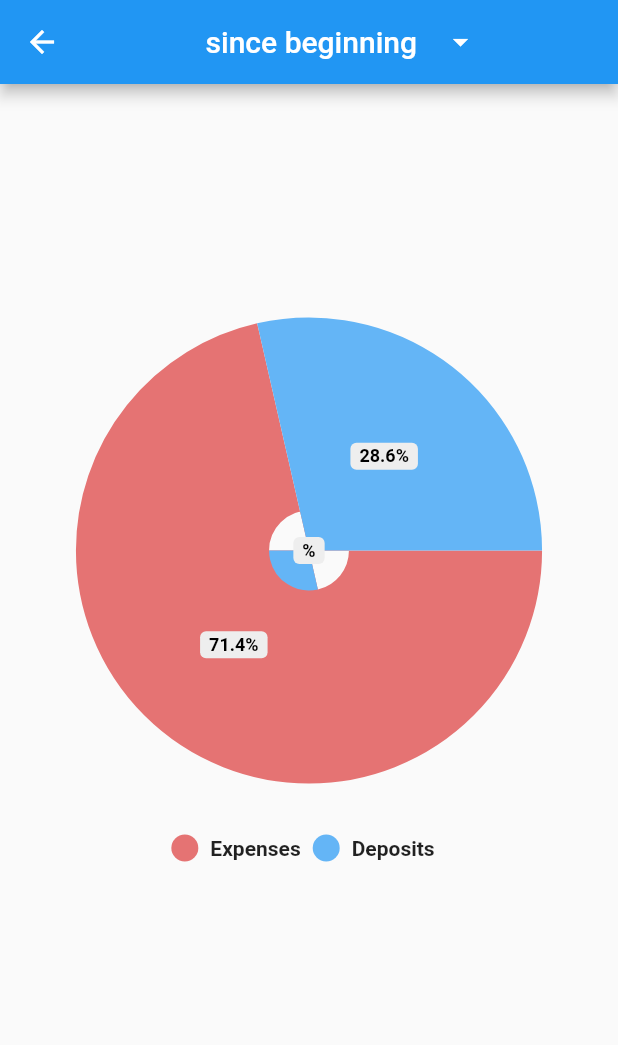
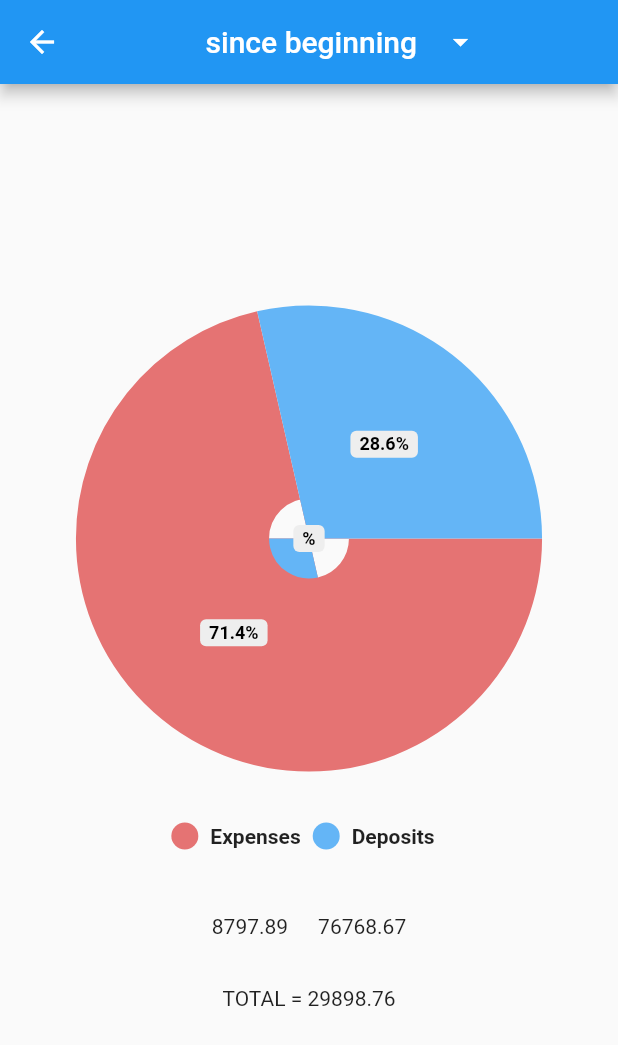
Before and after one commit to Petar81/Track-Bank-Expenses, a Flutter app: the DonutChart screen opened directly, on a phone screen of 412 x 824 dp. Shown: the top 1045 px of the screen. Run offline on Flutter 3.47's test engine with Material 2 defaults, Android fonts, the phone set to English and light mode, and no system bars; drawn by our look-alikes of pie_chart; our stand-ins replace charts_flutter, firebase_core, firebase_database, fl_chart; accounts and stored records are empty.

Commit message:
refactor the body of the donut_chart screen

```diff
--- a/lib/screens/donut_chart.dart
+++ b/lib/screens/donut_chart.dart
@@ -33,7 +33,15 @@ class DonutChart extends StatelessWidget {
           ],
         ),
       ),
-      body: PieChart(
+      body: Row(
+        mainAxisAlignment: MainAxisAlignment.center,
+        children: <Widget>[
+          Column(
+            mainAxisAlignment: MainAxisAlignment.center,
+            children: <Widget>[
+              Padding(
+                padding: const EdgeInsets.only(top: 80),
+                child: PieChart(
                   dataMap: dataMap,
                   animationDuration: const Duration(milliseconds: 1200),
                   chartLegendSpacing: 122,
@@ -61,6 +69,26 @@ class DonutChart extends StatelessWidget {
                   // gradientList: ---To add gradient colors---
                   // emptyColorGradient: ---Empty Color gradient---
                 ),
+              ),
+              Row(
+                children: const [
+                  Text('8797.89'),
+                  Padding(
+                    padding: EdgeInsets.only(right: 20, bottom: 80),
+                  ),
+                  Text('76768.67'),
+                ],
+              ),
+              Row(
+                mainAxisAlignment: MainAxisAlignment.center,
+                children: const <Widget>[
+                  Text('TOTAL = 29898.76'),
+                ],
+              ),
+            ],
+          ),
+        ],
+      ),
     );
   }
 }
```
Lines whose indentation alone changed are shown as unchanged.
